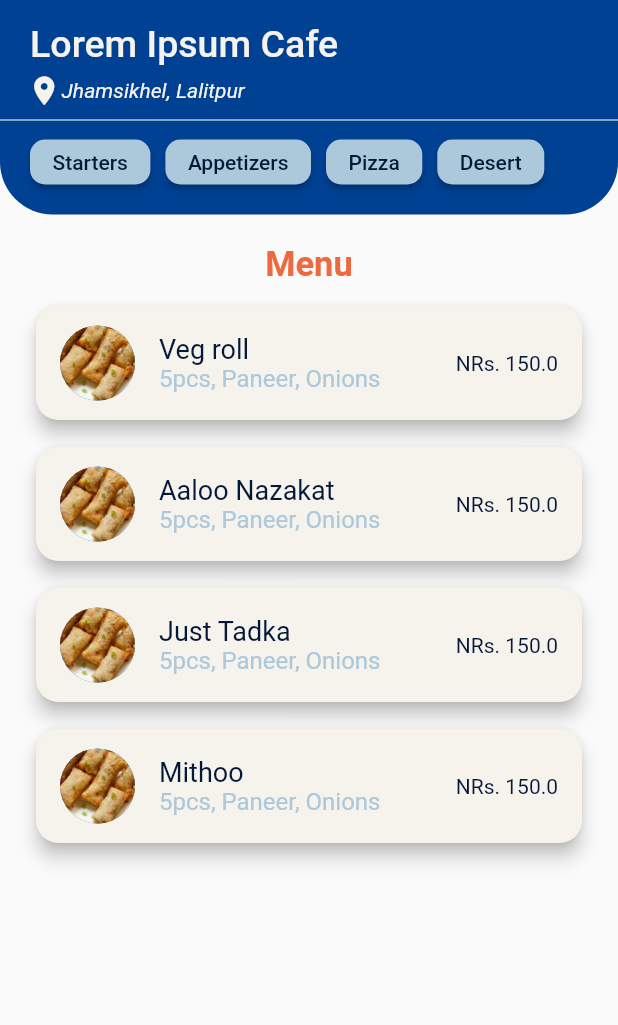
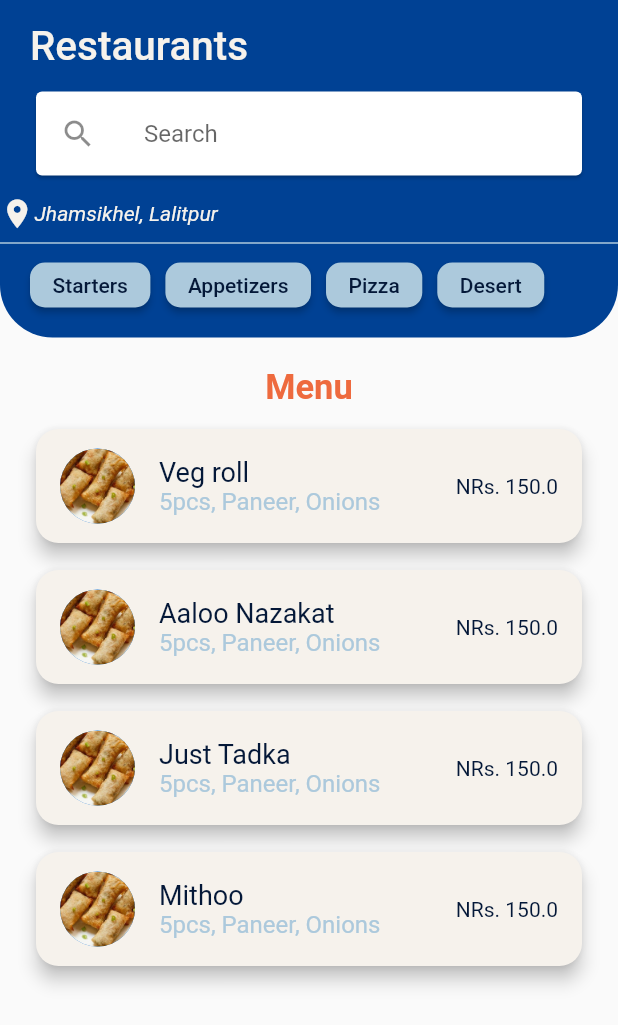
Before and after one commit to anjmhrjn/restro-booking-flutter, a Flutter app: the screen it shows after launch, on a phone screen of 412 x 824 dp. Shown: the top 1025 px of the screen. Run offline on Flutter 3.47's test engine with Material 2 defaults, Android fonts, the phone set to English and light mode, and no system bars; our stand-ins replace date_field.

Commit message:
Started restaurant list screen

```diff
--- a/lib/main.dart
+++ b/lib/main.dart
@@ -3,6 +3,7 @@
 import 'package:restro_booking/screen/login.dart';
 import 'package:restro_booking/screen/menuList.dart';
 import 'package:restro_booking/screen/register.dart';
+import 'package:restro_booking/screen/restroList.dart';
 
 void main() {
   runApp(MyApp());
@@ -17,7 +18,8 @@
       // home: RegisterScreen(),
       // home: LoginScreen(),
       // home: BookTable(),
-      home: MenuItems(),
+      // home: MenuItems(),
+      home: RestroLists(),
     );
   }
 }
--- /dev/null
+++ b/lib/screen/restroList.dart
@@ -0,0 +1,257 @@
+import 'package:flutter/material.dart';
+import 'package:restro_booking/model/menu.dart';
+
+class RestroLists extends StatefulWidget {
+  const RestroLists({Key? key}) : super(key: key);
+
+  @override
+  State<RestroLists> createState() => _RestroListsState();
+}
+
+class _RestroListsState extends State<RestroLists> {
+  Widget menuCard(BuildContext context, Menu menuItem) {
+    return Padding(
+      padding: const EdgeInsets.only(bottom: 10),
+      child: Card(
+        shape: RoundedRectangleBorder(
+          borderRadius: BorderRadius.circular(15.0),
+        ),
+        elevation: 5,
+        color: Color(0xFFF6F2EC),
+        child: Padding(
+          padding: const EdgeInsets.symmetric(
+            vertical: 10,
+          ),
+          child: ListTile(
+            leading: CircleAvatar(
+              backgroundImage: AssetImage(menuItem.image![0]),
+              radius: 25,
+            ),
+            title: Column(
+              crossAxisAlignment: CrossAxisAlignment.start,
+              children: [
+                Align(
+                  alignment: Alignment.topLeft,
+                  child: Text(
+                    '${menuItem.name}',
+                    style: TextStyle(
+                      fontSize: 18,
+                      color: Color(0xFF041838),
+                    ),
+                  ),
+                ),
+                Text(
+                  '${menuItem.desc}',
+                  style: TextStyle(
+                    color: Color(0xFFACC9DC),
+                  ),
+                ),
+              ],
+            ),
+            trailing: Text(
+              'NRs. ${menuItem.price}',
+              style: TextStyle(
+                color: Color(0xFF041838),
+              ),
+            ),
+          ),
+        ),
+      ),
+    );
+  }
+
+  @override
+  Widget build(BuildContext context) {
+    const List<String> category_list = [
+      "Starters",
+      "Appetizers",
+      "Pizza",
+      "Desert"
+    ];
+
+    List<Menu> menuList = [
+      Menu(
+        name: 'Veg roll',
+        desc: '5pcs, Paneer, Onions',
+        image: ['images/snacks.jpg'],
+        price: 150,
+      ),
+      Menu(
+        name: 'Aaloo Nazakat',
+        desc: '5pcs, Paneer, Onions',
+        image: ['images/snacks.jpg'],
+        price: 150,
+      ),
+      Menu(
+        name: 'Just Tadka',
+        desc: '5pcs, Paneer, Onions',
+        image: ['images/snacks.jpg'],
+        price: 150,
+      ),
+      Menu(
+        name: 'Mithoo',
+        desc: '5pcs, Paneer, Onions',
+        image: ['images/snacks.jpg'],
+        price: 150,
+      ),
+    ];
+
+    return Scaffold(
+      body: SafeArea(
+        child: SingleChildScrollView(
+          child: Column(
+            children: [
+              Container(
+                width: double.infinity,
+                decoration: BoxDecoration(
+                  color: Color(0xFF004194),
+                  borderRadius: BorderRadius.vertical(
+                    top: Radius.zero,
+                    bottom: Radius.circular(35),
+                  ),
+                ),
+                child: Column(
+                  children: [
+                    Align(
+                      alignment: Alignment.topLeft,
+                      child: Padding(
+                        padding: const EdgeInsets.only(
+                          top: 15,
+                          left: 20,
+                        ),
+                        child: Text(
+                          'Restaurants',
+                          style: TextStyle(
+                            color: Color(0xFFF6F2EC),
+                            fontSize: 27,
+                            fontWeight: FontWeight.w500,
+                          ),
+                        ),
+                      ),
+                    ),
+                    Padding(
+                      padding: const EdgeInsets.symmetric(
+                        vertical: 10,
+                        horizontal: 20,
+                      ),
+                      child: Card(
+                        child: ListTile(
+                          contentPadding: EdgeInsets.symmetric(
+                            vertical: 0,
+                            horizontal: 16,
+                          ),
+                          dense: true,
+                          leading: Icon(Icons.search),
+                          title: Form(
+                            child: TextFormField(
+                              decoration: InputDecoration(
+                                border: InputBorder.none,
+                                hintText: 'Search',
+                              ),
+                            ),
+                          ),
+                        ),
+                      ),
+                    ),
+                    Row(
+                      children: const [
+                        Icon(
+                          Icons.location_on,
+                          color: Color(0xFFF6F2EC),
+                          size: 23,
+                        ),
+                        Text(
+                          'Jhamsikhel, Lalitpur',
+                          style: TextStyle(
+                            color: Color(0xFFF6F2EC),
+                            fontStyle: FontStyle.italic,
+                            fontSize: 14,
+                          ),
+                        ),
+                      ],
+                    ),
+                    Divider(
+                      thickness: 1,
+                      color: Color(0xFFACC9DC),
+                    ),
+                    SizedBox(
+                      height: 55,
+                      child: Padding(
+                        padding: const EdgeInsets.only(
+                          top: 5,
+                          left: 20,
+                          right: 20,
+                          bottom: 20,
+                        ),
+                        child: ListView.builder(
+                          itemCount: category_list.length,
+                          scrollDirection: Axis.horizontal,
+                          itemBuilder: (BuildContext context, int index) {
+                            return Padding(
+                              padding: const EdgeInsets.only(right: 10),
+                              child: ElevatedButton(
+                                style: ElevatedButton.styleFrom(
+                                  primary: Color(0xFFACC9DC),
+                                  // minimumSize: const Size(double.infinity, 40),
+                                  padding: EdgeInsets.symmetric(
+                                    horizontal: 15,
+                                  ),
+
+                                  shape: RoundedRectangleBorder(
+                                    borderRadius: BorderRadius.all(
+                                      Radius.circular(10.0),
+                                    ),
+                                  ),
+                                ),
+                                onPressed: () {},
+                                child: Text(
+                                  category_list[index],
+                                  style: TextStyle(
+                                    color: Color(0xFF041838),
+                                  ),
+                                ),
+                              ),
+                            );
+                          },
+                        ),
+                      ),
+                    )
+                  ],
+                ),
+              ),
+              SizedBox(
+                height: 20,
+              ),
+              Text(
+                'Menu',
+                style: TextStyle(
+                  fontWeight: FontWeight.bold,
+                  fontSize: 23,
+                  color: Color(0xFFEE6A3E),
+                ),
+              ),
+              SizedBox(
+                height: 10,
+              ),
+              Padding(
+                padding: const EdgeInsets.only(
+                  left: 20,
+                  right: 20,
+                  bottom: 15,
+                ),
+                child: ListView.builder(
+                  itemCount: menuList.length,
+                  shrinkWrap: true,
+                  scrollDirection: Axis.vertical,
+                  itemBuilder: (BuildContext context, int index) {
+                    return menuCard(context, menuList[index]);
+                  },
+                ),
+              )
+            ],
+          ),
+        ),
+      ),
+    );
+  }
+}
```
